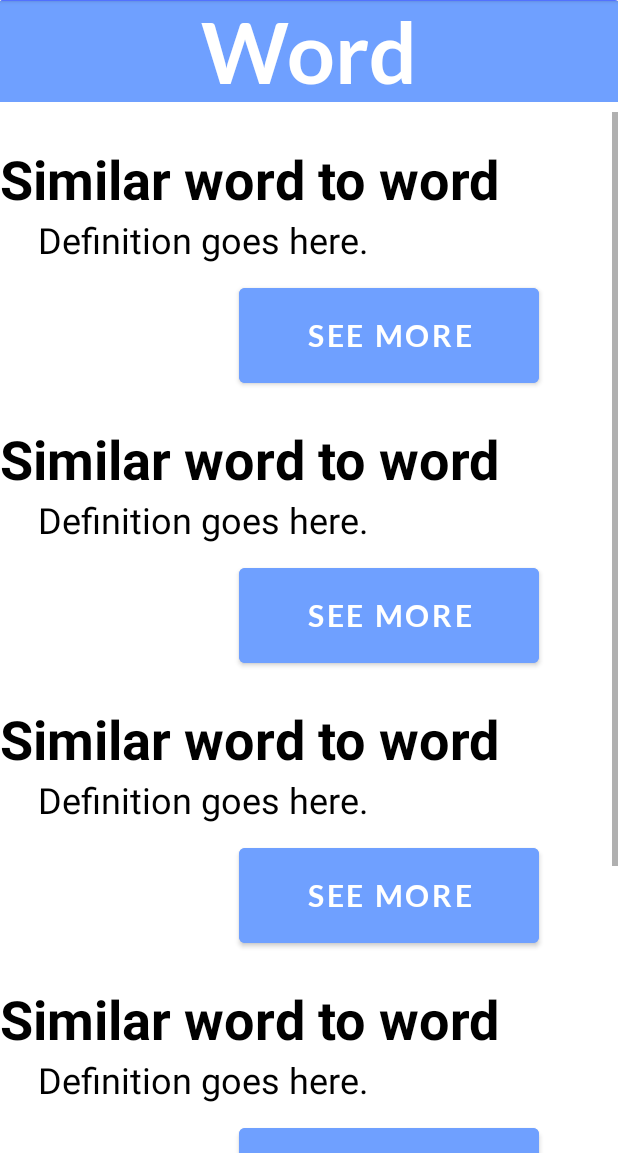
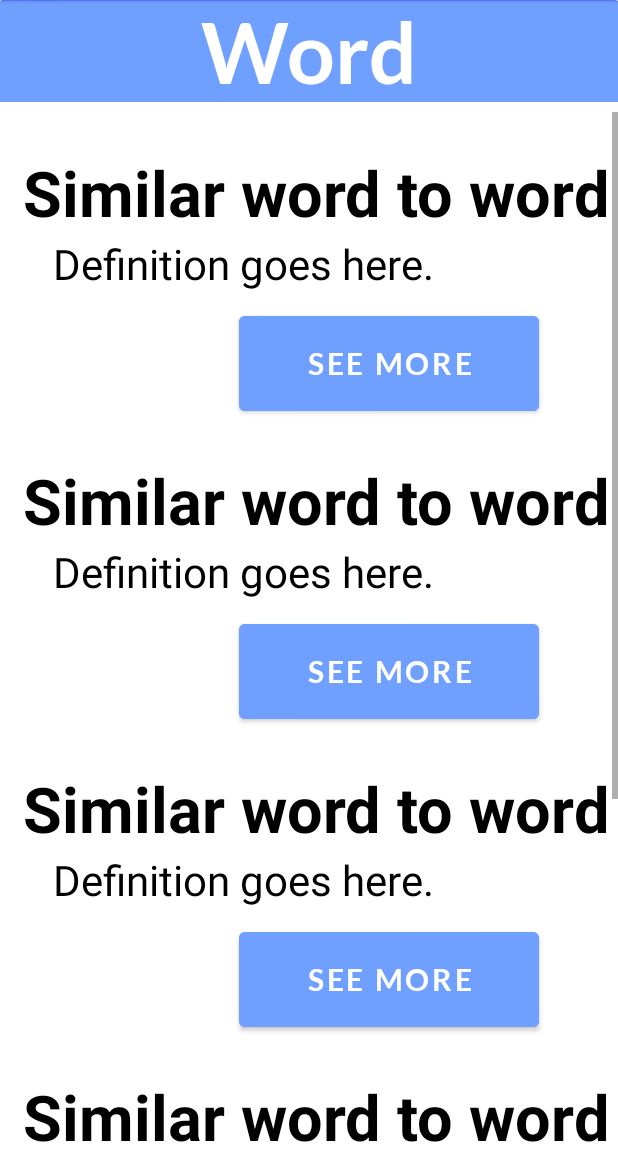
Before and after one commit to ThomasPark32/Buzzwordsv1_1, an Android app: the layout activity_search_results.xml on its own in the app's theme, with its tools: preview values and no code run, on a phone screen of 412 x 824 dp, the part 83-1236 px from its top. Run offline under Robolectric (Android 15) with nearby library versions, the phone set to English and light mode, and no system bars; Roboto replaces fonts that are not available here.

Commit message:
Version 1.2.3:
Fixed margins on search results page

```diff
--- a/app/src/main/java/com/example/buzzwordsv1_1/MainActivity.java
+++ b/app/src/main/java/com/example/buzzwordsv1_1/MainActivity.java
@@ -54,7 +54,7 @@ public class MainActivity extends AppCompatActivity {
 
         // Make a Buzzword object with Buzzword's definition
         Buzzword special = new Buzzword("buzzword");
-        special.addDefinition("A word commonly found in contemporary sources.");
+        special.addDefinition("A word commonly found in contemporary sources");
         aController.addBuzzwords(special);
     }
     /**
--- a/app/src/main/res/layout/activity_search_results.xml
+++ b/app/src/main/res/layout/activity_search_results.xml
@@ -72,13 +72,14 @@
                     android:id="@+id/SearchResult1Title"
                     android:layout_width="wrap_content"
                     android:layout_height="wrap_content"
-                    android:layout_marginTop="20dp"
+                    android:layout_marginStart="15dp"
+                    android:layout_marginTop="25dp"
                     android:layout_marginEnd="50dp"
                     android:fontFamily="@font/brawler"
                     android:includeFontPadding="true"
                     android:text="@string/searchedWordTemplate"
                     android:textColor="#000000"
-                    android:textSize="36sp"
+                    android:textSize="42sp"
                     android:textStyle="bold"
                     app:layout_constraintEnd_toEndOf="parent"
                     app:layout_constraintHorizontal_bias="0.0"
@@ -89,13 +90,13 @@
                     android:id="@+id/SearchResult1Def"
                     android:layout_width="wrap_content"
                     android:layout_height="wrap_content"
-                    android:layout_marginStart="25dp"
+                    android:layout_marginStart="35dp"
                     android:fontFamily="@font/brawler"
                     android:includeFontPadding="true"
                     android:text="@string/searchedDefinitionTemplate"
                     android:textAlignment="center"
                     android:textColor="#000000"
-                    android:textSize="24sp"
+                    android:textSize="28sp"
                     app:layout_constraintEnd_toEndOf="parent"
                     app:layout_constraintHorizontal_bias="0.0"
                     app:layout_constraintStart_toStartOf="parent"
@@ -126,13 +127,14 @@
                     android:id="@+id/SearchResult2Title"
                     android:layout_width="wrap_content"
                     android:layout_height="wrap_content"
-                    android:layout_marginTop="20dp"
+                    android:layout_marginStart="15dp"
+                    android:layout_marginTop="25dp"
                     android:layout_marginEnd="50dp"
                     android:fontFamily="@font/brawler"
                     android:includeFontPadding="true"
                     android:text="@string/searchedWordTemplate"
                     android:textColor="#000000"
-                    android:textSize="36sp"
+                    android:textSize="42sp"
                     android:textStyle="bold"
                     app:layout_constraintEnd_toEndOf="parent"
                     app:layout_constraintHorizontal_bias="0.0"
@@ -143,13 +145,13 @@
                     android:id="@+id/SearchResult2Def"
                     android:layout_width="wrap_content"
                     android:layout_height="wrap_content"
-                    android:layout_marginStart="25dp"
+                    android:layout_marginStart="35dp"
                     android:fontFamily="@font/brawler"
                     android:includeFontPadding="true"
                     android:text="@string/searchedDefinitionTemplate"
                     android:textAlignment="center"
                     android:textColor="#000000"
-                    android:textSize="24sp"
+                    android:textSize="28sp"
                     app:layout_constraintEnd_toEndOf="parent"
                     app:layout_constraintHorizontal_bias="0.0"
                     app:layout_constraintStart_toStartOf="parent"
@@ -180,13 +182,14 @@
                     android:id="@+id/SearchResult3Title"
                     android:layout_width="wrap_content"
                     android:layout_height="wrap_content"
-                    android:layout_marginTop="20dp"
+                    android:layout_marginStart="15dp"
+                    android:layout_marginTop="25dp"
                     android:layout_marginEnd="50dp"
                     android:fontFamily="@font/brawler"
                     android:includeFontPadding="true"
                     android:text="@string/searchedWordTemplate"
                     android:textColor="#000000"
-                    android:textSize="36sp"
+                    android:textSize="42sp"
                     android:textStyle="bold"
                     app:layout_constraintEnd_toEndOf="parent"
                     app:layout_constraintHorizontal_bias="0.0"
@@ -197,13 +200,13 @@
                     android:id="@+id/SearchResult3Def"
                     android:layout_width="wrap_content"
                     android:layout_height="wrap_content"
-                    android:layout_marginStart="25dp"
+                    android:layout_marginStart="35dp"
                     android:fontFamily="@font/brawler"
                     android:includeFontPadding="true"
                     android:text="@string/searchedDefinitionTemplate"
                     android:textAlignment="center"
                     android:textColor="#000000"
-                    android:textSize="24sp"
+                    android:textSize="28sp"
                     app:layout_constraintEnd_toEndOf="parent"
                     app:layout_constraintHorizontal_bias="0.0"
                     app:layout_constraintStart_toStartOf="parent"
@@ -234,13 +237,14 @@
                     android:id="@+id/SearchResult4Title"
                     android:layout_width="wrap_content"
                     android:layout_height="wrap_content"
-                    android:layout_marginTop="20dp"
+                    android:layout_marginStart="15dp"
+                    android:layout_marginTop="25dp"
                     android:layout_marginEnd="50dp"
                     android:fontFamily="@font/brawler"
                     android:includeFontPadding="true"
                     android:text="@string/searchedWordTemplate"
                     android:textColor="#000000"
-                    android:textSize="36sp"
+                    android:textSize="42sp"
                     android:textStyle="bold"
                     app:layout_constraintEnd_toEndOf="parent"
                     app:layout_constraintHorizontal_bias="0.0"
@@ -251,13 +255,13 @@
                     android:id="@+id/SearchResult4Def"
                     android:layout_width="wrap_content"
                     android:layout_height="wrap_content"
-                    android:layout_marginStart="25dp"
+                    android:layout_marginStart="35dp"
                     android:fontFamily="@font/brawler"
                     android:includeFontPadding="true"
                     android:text="@string/searchedDefinitionTemplate"
                     android:textAlignment="center"
                     android:textColor="#000000"
-                    android:textSize="24sp"
+                    android:textSize="28sp"
                     app:layout_constraintEnd_toEndOf="parent"
                     app:layout_constraintHorizontal_bias="0.0"
                     app:layout_constraintStart_toStartOf="parent"
@@ -288,13 +292,14 @@
                     android:id="@+id/SearchResult5Title"
                     android:layout_width="wrap_content"
                     android:layout_height="wrap_content"
-                    android:layout_marginTop="20dp"
+                    android:layout_marginStart="15dp"
+                    android:layout_marginTop="25dp"
                     android:layout_marginEnd="50dp"
                     android:fontFamily="@font/brawler"
                     android:includeFontPadding="true"
                     android:text="@string/searchedWordTemplate"
                     android:textColor="#000000"
-                    android:textSize="36sp"
+                    android:textSize="42sp"
                     android:textStyle="bold"
                     app:layout_constraintEnd_toEndOf="parent"
                     app:layout_constraintHorizontal_bias="0.0"
@@ -305,13 +310,13 @@
                     android:id="@+id/SearchResult5Def"
                     android:layout_width="wrap_content"
                     android:layout_height="wrap_content"
-                    android:layout_marginStart="25dp"
+                    android:layout_marginStart="35dp"
                     android:fontFamily="@font/brawler"
                     android:includeFontPadding="true"
                     android:text="@string/searchedDefinitionTemplate"
                     android:textAlignment="center"
                     android:textColor="#000000"
-                    android:textSize="24sp"
+                    android:textSize="28sp"
                     app:layout_constraintEnd_toEndOf="parent"
                     app:layout_constraintHorizontal_bias="0.0"
                     app:layout_constraintStart_toStartOf="parent"
```
